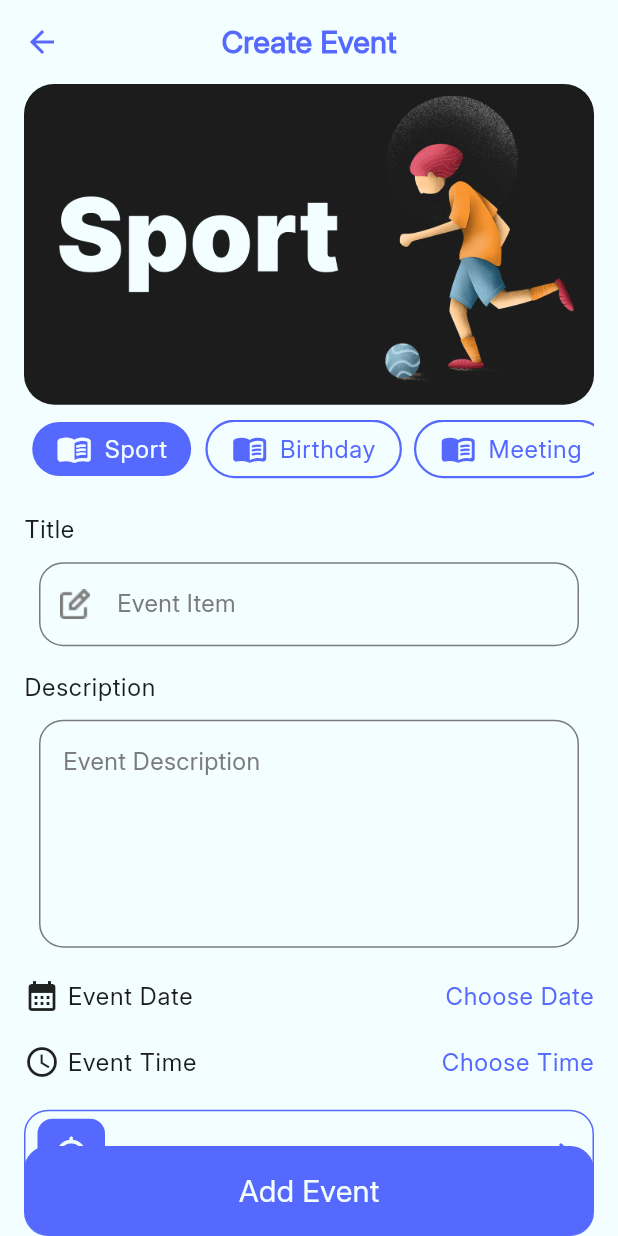
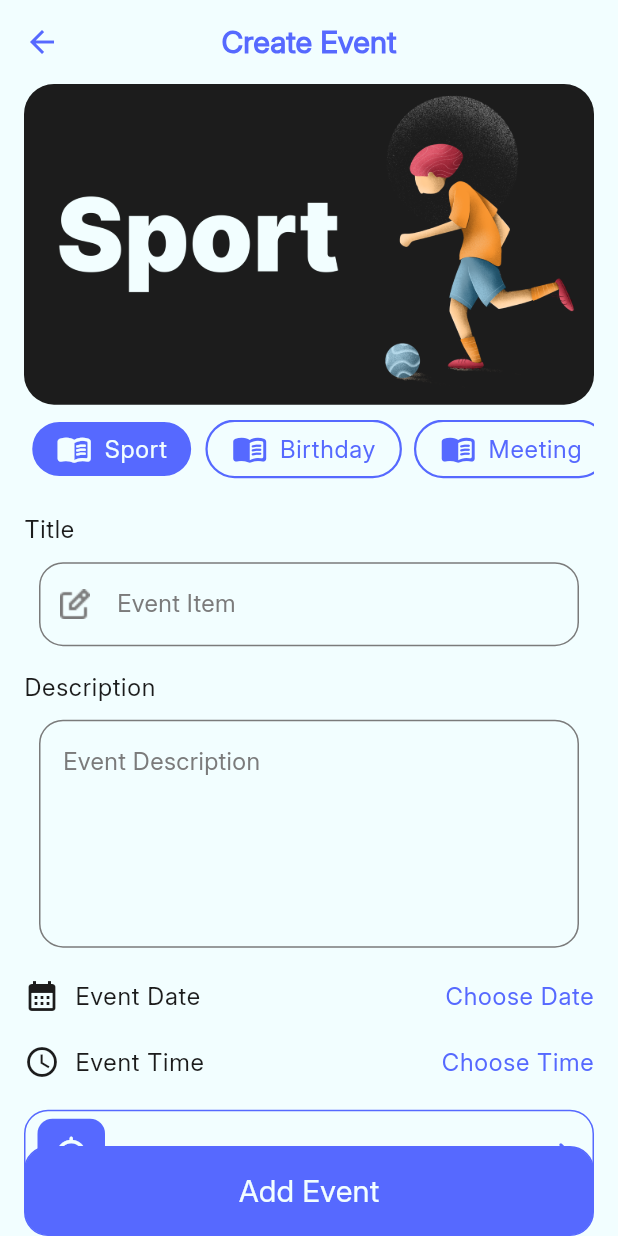
Before and after one commit to Momen0Waleed/Evently, a Flutter app: the LayoutView screen opened by its route, item 3 of the bottom bar chosen, on a phone screen of 412 x 824 dp. Run offline on Flutter 3.47's test engine with Material 3 defaults, Android fonts, the phone set to English and light mode, and no system bars; drawn by our look-alikes of flutter_bounceable; our stand-ins replace animated_custom_dropdown, bot_toast, cloud_firestore, firebase_core, flutter_easyloading, shared_preferences; accounts and stored records are empty.

Commit message:
Adding Localization to Home, Create and Update Screens

```diff
--- a/lib/l10n/app_localizations.dart
+++ b/lib/l10n/app_localizations.dart
@@ -259,6 +259,138 @@ abstract class AppLocalizations {
   /// In en, this message translates to:
   /// **'Passwords do not match'**
   String get password_not_match;
+
+  /// No description provided for @welcome_back.
+  ///
+  /// In en, this message translates to:
+  /// **'Welcome Back ✨'**
+  String get welcome_back;
+
+  /// No description provided for @no_fav_events.
+  ///
+  /// In en, this message translates to:
+  /// **'You don’t have any Favourite Events yet'**
+  String get no_fav_events;
+
+  /// No description provided for @search.
+  ///
+  /// In en, this message translates to:
+  /// **'Search'**
+  String get search;
+
+  /// No description provided for @logout.
+  ///
+  /// In en, this message translates to:
+  /// **'Logout'**
+  String get logout;
+
+  /// No description provided for @create_event.
+  ///
+  /// In en, this message translates to:
+  /// **'Create Event'**
+  String get create_event;
+
+  /// No description provided for @edit_event.
+  ///
+  /// In en, this message translates to:
+  /// **'Edit Event'**
+  String get edit_event;
+
+  /// No description provided for @add_event.
+  ///
+  /// In en, this message translates to:
+  /// **'Add Event'**
+  String get add_event;
+
+  /// No description provided for @update_event.
+  ///
+  /// In en, this message translates to:
+  /// **'Update Event'**
+  String get update_event;
+
+  /// No description provided for @event_created.
+  ///
+  /// In en, this message translates to:
+  /// **'Event Created'**
+  String get event_created;
+
+  /// No description provided for @event_updated.
+  ///
+  /// In en, this message translates to:
+  /// **'Event Updated'**
+  String get event_updated;
+
+  /// No description provided for @something_went_wrong.
+  ///
+  /// In en, this message translates to:
+  /// **'Something Went Wrong'**
+  String get something_went_wrong;
+
+  /// No description provided for @title.
+  ///
+  /// In en, this message translates to:
+  /// **'Title'**
+  String get title;
+
+  /// No description provided for @event_item.
+  ///
+  /// In en, this message translates to:
+  /// **'Event Item'**
+  String get event_item;
+
+  /// No description provided for @title_required.
+  ///
+  /// In en, this message translates to:
+  /// **'Title is Required'**
+  String get title_required;
+
+  /// No description provided for @description.
+  ///
+  /// In en, this message translates to:
+  /// **'Description'**
+  String get description;
+
+  /// No description provided for @event_description.
+  ///
+  /// In en, this message translates to:
+  /// **'Event Description'**
+  String get event_description;
+
+  /// No description provided for @description_is_required.
+  ///
+  /// In en, this message translates to:
+  /// **'Description is Required'**
+  String get description_is_required;
+
+  /// No description provided for @event_date.
+  ///
+  /// In en, this message translates to:
+  /// **'Event Date'**
+  String get event_date;
+
+  /// No description provided for @choose_date.
+  ///
+  /// In en, this message translates to:
+  /// **'Choose Date'**
+  String get choose_date;
+
+  /// No description provided for @event_time.
+  ///
+  /// In en, this message translates to:
+  /// **'Event Time'**
+  String get event_time;
+
+  /// No description provided for @choose_time.
+  ///
+  /// In en, this message translates to:
+  /// **'Choose Time'**
+  String get choose_time;
+
+  /// No description provided for @choose_loc.
+  ///
+  /// In en, this message translates to:
+  /// **'Choose Event Location'**
+  String get choose_loc;
 }
 
 class _AppLocalizationsDelegate
--- a/lib/modules/authentication/forget_password_screen.dart
+++ b/lib/modules/authentication/forget_password_screen.dart
@@ -2,7 +2,9 @@ import 'package:evently/core/constants/colors/evently_colors.dart';
 import 'package:evently/core/constants/images/images_name.dart';
 import 'package:evently/l10n/app_localizations.dart';
 import 'package:evently/modules/authentication/widgets/register_button_widget.dart';
+import 'package:evently/modules/settings_provider.dart';
 import 'package:flutter/material.dart';
+import 'package:provider/provider.dart';
 
 class ForgetPasswordScreen extends StatelessWidget {
   const ForgetPasswordScreen({super.key});
@@ -10,9 +12,10 @@ class ForgetPasswordScreen extends StatelessWidget {
   @override
   Widget build(BuildContext context) {
     var local = AppLocalizations.of(context)!;
-
+var provider = Provider.of<SettingsProvider>(context);
     return Scaffold(
       appBar: AppBar(
+        backgroundColor: provider.isDark() ? EventlyColors.dark:EventlyColors.white,
         leading: IconButton(
           onPressed: () {
             Navigator.of(context).pop();
--- a/lib/modules/authentication/widgets/text_field_widget.dart
+++ b/lib/modules/authentication/widgets/text_field_widget.dart
@@ -10,6 +10,7 @@ class TextFieldWidget extends StatefulWidget {
     this.isPassword = false,
     this.maxlines = 1,
     this.minlines,
+    this.color =  Colors.white,
 
     this.controller,
     this.validator,
@@ -20,6 +21,7 @@ class TextFieldWidget extends StatefulWidget {
   final bool isPassword;
   final int? maxlines;
   final int? minlines;
+  final Color color;
 
   final TextEditingController? controller;
   String? Function(String?)? validator;
@@ -53,7 +55,7 @@ class _TextFieldWidgetState extends State<TextFieldWidget> {
             : false,
         decoration: InputDecoration(
           filled: true,
-          fillColor: EventlyColors.white,
+          fillColor: widget.color,
           hintText: widget.title,
           hintStyle: theme.bodyMedium,
           enabledBorder: OutlineInputBorder(
--- a/lib/modules/event_creation/create_event_view.dart
+++ b/lib/modules/event_creation/create_event_view.dart
@@ -2,13 +2,16 @@ import 'package:evently/core/constants/images/images_name.dart';
 import 'package:evently/core/constants/services/snackbar_service.dart';
 import 'package:evently/core/routes/page_routes_name.dart';
 import 'package:evently/core/utils/firebase_firestore.dart';
+import 'package:evently/l10n/app_localizations.dart';
 import 'package:evently/models/database/events_data.dart';
 import 'package:evently/modules/authentication/widgets/register_button_widget.dart';
 import 'package:evently/modules/event_creation/widgets/tap_item_widget.dart';
+import 'package:evently/modules/settings_provider.dart';
 import 'package:flutter/material.dart';
 import 'package:flutter_bounceable/flutter_bounceable.dart';
 import 'package:flutter_easyloading/flutter_easyloading.dart';
 import 'package:intl/intl.dart';
+import 'package:provider/provider.dart' show Provider;
 
 import '../../core/constants/colors/evently_colors.dart';
 import '../authentication/widgets/text_field_widget.dart';
@@ -23,7 +26,6 @@ class CreateEventView extends StatefulWidget {
 }
 
 class _CreateEventViewState extends State<CreateEventView> {
-
   @override
   void initState() {
     super.initState();
@@ -35,7 +37,7 @@ class _CreateEventViewState extends State<CreateEventView> {
 
       // Set category index (find the matching category by title or img)
       final index = categories.indexWhere(
-            (cat) => cat.categoryTitle == widget.eventsData!.eventCategoryId,
+        (cat) => cat.categoryTitle == widget.eventsData!.eventCategoryId,
       );
       if (index != -1) {
         currentTabIndex = index;
@@ -43,10 +45,11 @@ class _CreateEventViewState extends State<CreateEventView> {
 
       // Set date & time
       selectedDate = widget.eventsData!.selectedDate;
-      selectedTime = widget.eventsData!.selectedDate; // same field since your model stores date+time
+      selectedTime = widget
+          .eventsData!
+          .selectedDate; // same field since your model stores date+time
     }
   }
-
 
   final TextEditingController nameController = TextEditingController();
   final TextEditingController descriptionController = TextEditingController();
@@ -107,15 +110,20 @@ class _CreateEventViewState extends State<CreateEventView> {
   @override
   Widget build(BuildContext context) {
     var theme = Theme.of(context);
+    var local = AppLocalizations.of(context)!;
+    var provider = Provider.of<SettingsProvider>(context);
     return Scaffold(
-      appBar: AppBar(title: Text( widget.eventsData == null ? "Create Event" : "Edit Event")),
+      appBar: AppBar(
+        backgroundColor: provider.isDark() ? EventlyColors.dark:EventlyColors.white,
+        title: Text(widget.eventsData == null ? local.create_event : local.edit_event),
+      ),
       floatingActionButton: Container(
         width: double.infinity,
         padding: EdgeInsets.symmetric(horizontal: 16),
         child: RegisterButtonWidget(
           bgColor: EventlyColors.blue,
           child: Text(
-            widget.eventsData == null ? "Add Event" : "Update Event",
+            widget.eventsData == null ? local.add_event : local.update_event,
             style: theme.textTheme.titleSmall!.copyWith(
               color: EventlyColors.white,
             ),
@@ -168,22 +176,24 @@ class _CreateEventViewState extends State<CreateEventView> {
               if (widget.eventsData == null) {
                 operation = FirebaseFirestoreUtils.createNewEvent(eventData);
               } else {
-                operation = FirebaseFirestoreUtils.updateEventData(eventData: eventData);
+                operation = FirebaseFirestoreUtils.updateEventData(
+                  eventData: eventData,
+                );
               }
 
               operation.then((value) {
                 Future.delayed(Duration(seconds: 2), () {
                   EasyLoading.dismiss();
                   if (value) {
-                    Navigator.pushNamed(context,PageRoutesName.layout);
+                    Navigator.pushNamed(context, PageRoutesName.layout);
                     SnackbarService.showSuccessNotification(
                       widget.eventsData == null
-                          ? "Event Created"
-                          : "Event Updated",
+                          ? local.event_created
+                          : local.event_updated,
                     );
                   } else {
                     SnackbarService.showErrorNotification(
-                      "Something Went Wrong",
+                      local.something_went_wrong,
                     );
                   }
                 });
@@ -231,10 +241,13 @@ class _CreateEventViewState extends State<CreateEventView> {
                   ),
                 ),
                 SizedBox(height: 20),
-                Text("Title", style: theme.textTheme.bodyLarge),
+                Text(local.title, style: theme.textTheme.bodyLarge!.copyWith(
+                  color: provider.isDark() ? EventlyColors.white : EventlyColors.black
+                )),
                 SizedBox(height: 10),
                 TextFieldWidget(
-                  title: 'Event Item',
+                  color: provider.isDark() ? EventlyColors.dark : EventlyColors.white,
+                  title: local.event_item,
                   prefixIcon: ImageIcon(
                     AssetImage(ImagesName.editTextIcon),
                     color: EventlyColors.gray,
@@ -242,21 +255,24 @@ class _CreateEventViewState extends State<CreateEventView> {
                   controller: nameController,
                   validator: (value) {
                     if (value == null || value.isEmpty) {
-                      return "Title is Required";
+                      return local.title_required;
                     }
                     return null;
                   },
                 ),
                 SizedBox(height: 15),
-                Text("Description", style: theme.textTheme.bodyLarge),
+                Text(local.description, style: theme.textTheme.bodyLarge!.copyWith(
+                  color: provider.isDark() ? EventlyColors.white : EventlyColors.black,
+                )),
                 SizedBox(height: 10),
                 TextFieldWidget(
+                  color: provider.isDark() ? EventlyColors.dark : EventlyColors.white,
                   controller: descriptionController,
-                  title: 'Event Description',
+                  title: local.event_description,
                   maxlines: 5,
                   validator: (value) {
                     if (value == null || value.isEmpty) {
-                      return "Description is Required";
+                      return local.description_is_required;
                     }
                     return null;
                   },
@@ -264,9 +280,13 @@ class _CreateEventViewState extends State<CreateEventView> {
                 SizedBox(height: 20),
                 Row(
                   children: [
-                    Icon(Icons.calendar_month),
-                    SizedBox(width: 5),
-                    Text("Event Date", style: theme.textTheme.bodyLarge),
+                    Icon(Icons.calendar_month,
+                      color: provider.isDark() ? EventlyColors.white : EventlyColors.black,
+                    ),
+                    SizedBox(width: 10),
+                    Text(local.event_date, style: theme.textTheme.bodyLarge!.copyWith(
+                      color: provider.isDark() ? EventlyColors.white : EventlyColors.black,
+                    )),
                     Spacer(),
                     Bounceable(
                       onTap: () {
@@ -274,7 +294,7 @@ class _CreateEventViewState extends State<CreateEventView> {
                       },
                       child: Text(
                         selectedDate == null
-                            ? "Choose Date"
+                            ? local.choose_date
                             : DateFormat(
                                 "yyyy MMM dd",
                               ).format(selectedDate!).toString(),
@@ -288,28 +308,17 @@ class _CreateEventViewState extends State<CreateEventView> {
                   ],
                 ),
                 SizedBox(height: 20),
-                // Row(
-                //   children: [
-                //     Icon(Icons.calendar_month),
-                //     SizedBox(width: 5),
-                //     Text("Event Time", style: theme.textTheme.bodyLarge),
-                //     Spacer(),
-                //     Bounceable(
-                //       onTap: () {},
-                //       child: Text(
-                //         "Choose Time",
-                //         style: theme.textTheme.bodyLarge!.copyWith(
-                //           color: EventlyColors.blue,
-                //         ),
-                //       ),
-                //     ),
-                //   ],
-                // ),
                 Row(
                   children: [
-                    Icon(Icons.access_time),
-                    SizedBox(width: 5),
-                    Text("Event Time", style: theme.textTheme.bodyLarge),
+                    Icon(Icons.access_time,
+                      color: provider.isDark() ? EventlyColors.white : EventlyColors.black,
+
+                    ),
+                    SizedBox(width: 10),
+                    Text(local.event_time, style: theme.textTheme.bodyLarge!.copyWith(
+                      color: provider.isDark() ? EventlyColors.white : EventlyColors.black,
+
+                    )),
                     Spacer(),
                     Bounceable(
                       onTap: () {
@@ -317,7 +326,7 @@ class _CreateEventViewState extends State<CreateEventView> {
                       },
                       child: Text(
                         selectedTime == null
-                            ? "Choose Time"
+                            ? local.choose_time
                             : DateFormat(
                                 "h:mm a",
                               ).format(selectedTime!).toString(),
@@ -332,7 +341,7 @@ class _CreateEventViewState extends State<CreateEventView> {
                 ),
                 SizedBox(height: 20),
                 RegisterButtonWidget(
-                  bgColor: EventlyColors.white,
+                bgColor: provider.isDark() ? EventlyColors.dark : EventlyColors.white,
                   child: Padding(
                     padding: const EdgeInsets.symmetric(
                       horizontal: 8,
@@ -356,7 +365,7 @@ class _CreateEventViewState extends State<CreateEventView> {
                         ),
                         SizedBox(width: 10),
                         Text(
-                          "Choose Event Location",
+                          local.choose_loc,
                           style: theme.textTheme.bodyLarge!.copyWith(
                             color: EventlyColors.blue,
                           ),
--- a/lib/modules/layout/home/widgets/tap_item_widget.dart
+++ b/lib/modules/layout/home/widgets/tap_item_widget.dart
@@ -1,6 +1,8 @@
 import 'package:evently/core/constants/colors/evently_colors.dart';
 import 'package:evently/modules/layout/home/models/category_data.dart';
+import 'package:evently/modules/settings_provider.dart';
 import 'package:flutter/material.dart';
+import 'package:provider/provider.dart';
 
 class TapItemWidget extends StatelessWidget {
   const TapItemWidget({
@@ -14,14 +16,19 @@ class TapItemWidget extends StatelessWidget {
   @override
   Widget build(BuildContext context) {
     var theme = Theme.of(context);
+    var provider = Provider.of<SettingsProvider>(context);
     return Container(
       padding: EdgeInsets.symmetric(horizontal: 16, vertical: 6),
       decoration: BoxDecoration(
-        color: isSelected ? EventlyColors.white : EventlyColors.blue,
+        color: isSelected
+            ? (provider.isDark() ? EventlyColors.dark : EventlyColors.white)
+            : EventlyColors.blue,
         borderRadius: BorderRadius.circular(30),
         border: Border.all(
           width: 1.5,
-          color: isSelected ? EventlyColors.blue : EventlyColors.white,
+          color: isSelected ?
+          provider.isDark() ?EventlyColors.dark : EventlyColors.white
+              : EventlyColors.white,
         ),
       ),
       child: Row(
--- a/lib/modules/settings_provider.dart
+++ b/lib/modules/settings_provider.dart
@@ -15,4 +15,5 @@ class SettingsProvider extends ChangeNotifier{
   }
 
   bool isDark() => currentThemeMode == ThemeMode.dark;
+  bool isEnglish() => currentLanguage == "en";
 }
```
Also changed, not shown: lib/l10n/app_ar.arb (+30 -1 lines), lib/l10n/app_en.arb (+32 -1 lines), lib/l10n/app_localizations_ar.dart (+66 -0 lines), lib/l10n/app_localizations_en.dart (+66 -0 lines), lib/modules/authentication/create_account.dart (+8 -1 lines), lib/modules/authentication/login_screen.dart (+7 -2 lines), lib/modules/layout/favourites/favourite_view.dart (+8 -2 lines), lib/modules/layout/home/home_view.dart (+38 -28 lines), lib/modules/layout/home/widgets/event_item_widget.dart (+10 -3 lines), lib/modules/layout/profile/profile_view.dart (+49 -5 lines).
